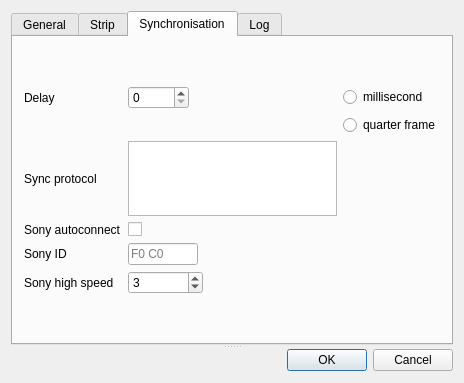
JokerSync/Joker, file app/Joker/PreferencesDialog.ui: the form before one commit.
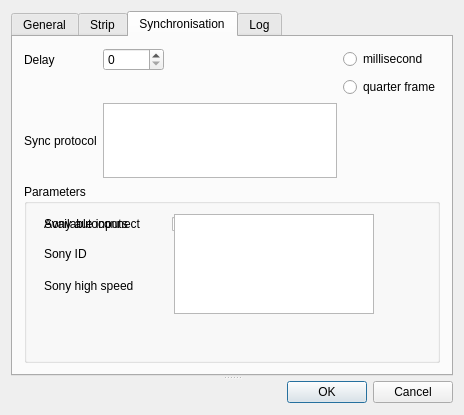
The form after the commit. The open tabs and pages were chosen to show the change.

Patch:
```diff
--- a/app/Joker/PreferencesDialog.ui
+++ b/app/Joker/PreferencesDialog.ui
@@ -7,7 +7,7 @@
     <x>0</x>
     <y>0</y>
     <width>464</width>
-    <height>383</height>
+    <height>415</height>
    </rect>
   </property>
   <property name="windowTitle">
@@ -24,7 +24,7 @@
      </property>
      <widget class="QTabWidget" name="tabWidget">
       <property name="currentIndex">
-       <number>0</number>
+       <number>2</number>
       </property>
       <widget class="QWidget" name="tabGeneral">
        <attribute name="title">
@@ -277,69 +277,10 @@
        <layout class="QVBoxLayout" name="verticalLayout_2">
         <item>
          <layout class="QGridLayout" name="gridLayout">
-          <item row="4" column="0">
-           <widget class="QLabel" name="lblSonyID">
+          <item row="2" column="0">
+           <widget class="QLabel" name="label_5">
             <property name="text">
-             <string>Sony ID</string>
-            </property>
-           </widget>
-          </item>
-          <item row="3" column="1" alignment="Qt::AlignLeft">
-           <widget class="QCheckBox" name="cBoxSonyAutoconnect">
-            <property name="text">
-             <string/>
-            </property>
-           </widget>
-          </item>
-          <item row="4" column="1" alignment="Qt::AlignLeft">
-           <widget class="QLineEdit" name="lineEditSonyID">
-            <property name="maximumSize">
-             <size>
-              <width>70</width>
-              <height>16777215</height>
-             </size>
-            </property>
-            <property name="maxLength">
-             <number>20</number>
-            </property>
-            <property name="placeholderText">
-             <string>F0 C0</string>
-            </property>
-           </widget>
-          </item>
-          <item row="3" column="0">
-           <widget class="QLabel" name="lblSonyAutoconnect">
-            <property name="text">
-             <string>Sony autoconnect</string>
-            </property>
-           </widget>
-          </item>
-          <item row="5" column="1" alignment="Qt::AlignLeft">
-           <widget class="QSpinBox" name="spinBoxSonyHighSpeed">
-            <property name="minimumSize">
-             <size>
-              <width>75</width>
-              <height>0</height>
-             </size>
-            </property>
-            <property name="minimum">
-             <number>1</number>
-            </property>
-            <property name="maximum">
-             <number>100</number>
-            </property>
-            <property name="value">
-             <number>3</number>
-            </property>
-           </widget>
-          </item>
-          <item row="0" column="1" alignment="Qt::AlignLeft">
-           <widget class="QSpinBox" name="spinBoxDelay">
-            <property name="maximum">
-             <number>10000</number>
-            </property>
-            <property name="singleStep">
-             <number>10</number>
+             <string>Sync protocol</string>
             </property>
            </widget>
           </item>
@@ -350,6 +291,13 @@
             </property>
            </widget>
           </item>
+          <item row="0" column="0">
+           <widget class="QLabel" name="lblDelay">
+            <property name="text">
+             <string>Delay</string>
+            </property>
+           </widget>
+          </item>
           <item row="1" column="2">
            <widget class="QRadioButton" name="radioButtonQF">
             <property name="text">
@@ -357,27 +305,6 @@
             </property>
            </widget>
           </item>
-          <item row="5" column="0">
-           <widget class="QLabel" name="lblSonyHighSpeed">
-            <property name="text">
-             <string>Sony high speed</string>
-            </property>
-           </widget>
-          </item>
-          <item row="0" column="0">
-           <widget class="QLabel" name="lblDelay">
-            <property name="text">
-             <string>Delay</string>
-            </property>
-           </widget>
-          </item>
-          <item row="2" column="0">
-           <widget class="QLabel" name="label_5">
-            <property name="text">
-             <string>Sync protocol</string>
-            </property>
-           </widget>
-          </item>
           <item row="2" column="1">
            <widget class="QListWidget" name="listWidgetSync">
             <property name="maximumSize">
@@ -388,6 +315,172 @@
             </property>
            </widget>
           </item>
+          <item row="0" column="1" alignment="Qt::AlignLeft">
+           <widget class="QSpinBox" name="spinBoxDelay">
+            <property name="maximum">
+             <number>10000</number>
+            </property>
+            <property name="singleStep">
+             <number>10</number>
+            </property>
+           </widget>
+          </item>
+          <item row="3" column="0" colspan="3">
+           <widget class="QGroupBox" name="groupBoxSony">
+            <property name="enabled">
+             <bool>true</bool>
+            </property>
+            <property name="minimumSize">
+             <size>
+              <width>100</width>
+              <height>150</height>
+             </size>
+            </property>
+            <property name="title">
+             <string>Parameters</string>
+            </property>
+            <widget class="QLabel" name="lblSonyHighSpeed">
+             <property name="enabled">
+              <bool>true</bool>
+             </property>
+             <property name="geometry">
+              <rect>
+               <x>20</x>
+               <y>90</y>
+               <width>114</width>
+               <height>24</height>
+              </rect>
+             </property>
+             <property name="text">
+              <string>Sony high speed</string>
+             </property>
+            </widget>
+            <widget class="QLineEdit" name="lineEditSonyID">
+             <property name="enabled">
+              <bool>true</bool>
+             </property>
+             <property name="geometry">
+              <rect>
+               <x>150</x>
+               <y>59</y>
+               <width>70</width>
+               <height>21</height>
+              </rect>
+             </property>
+             <property name="maximumSize">
+              <size>
+               <width>70</width>
+               <height>16777215</height>
+              </size>
+             </property>
+             <property name="maxLength">
+              <number>20</number>
+             </property>
+             <property name="placeholderText">
+              <string>F0 C0</string>
+             </property>
+            </widget>
+            <widget class="QLabel" name="lblSonyAutoconnect">
+             <property name="enabled">
+              <bool>true</bool>
+             </property>
+             <property name="geometry">
+              <rect>
+               <x>20</x>
+               <y>30</y>
+               <width>114</width>
+               <height>19</height>
+              </rect>
+             </property>
+             <property name="text">
+              <string>Sony autoconnect</string>
+             </property>
+            </widget>
+            <widget class="QLabel" name="lblSonyID">
+             <property name="enabled">
+              <bool>true</bool>
+             </property>
+             <property name="geometry">
+              <rect>
+               <x>20</x>
+               <y>59</y>
+               <width>114</width>
+               <height>21</height>
+              </rect>
+             </property>
+             <property name="text">
+              <string>Sony ID</string>
+             </property>
+            </widget>
+            <widget class="QCheckBox" name="cBoxSonyAutoconnect">
+             <property name="enabled">
+              <bool>true</bool>
+             </property>
+             <property name="geometry">
+              <rect>
+               <x>148</x>
+               <y>31</y>
+               <width>19</width>
+               <height>18</height>
+              </rect>
+             </property>
+             <property name="text">
+              <string/>
+             </property>
+            </widget>
+            <widget class="QSpinBox" name="spinBoxSonyHighSpeed">
+             <property name="enabled">
+              <bool>true</bool>
+             </property>
+             <property name="geometry">
+              <rect>
+               <x>150</x>
+               <y>90</y>
+               <width>75</width>
+               <height>24</height>
+              </rect>
+             </property>
+             <property name="minimumSize">
+              <size>
+               <width>75</width>
+               <height>0</height>
+              </size>
+             </property>
+             <property name="minimum">
+              <number>1</number>
+             </property>
+             <property name="maximum">
+              <number>100</number>
+             </property>
+             <property name="value">
+              <number>3</number>
+             </property>
+            </widget>
+            <widget class="QLabel" name="lblInputs">
+             <property name="geometry">
+              <rect>
+               <x>20</x>
+               <y>30</y>
+               <width>121</width>
+               <height>19</height>
+              </rect>
+             </property>
+             <property name="text">
+              <string>Available inputs</string>
+             </property>
+            </widget>
+            <widget class="QListWidget" name="listWidgetInputs">
+             <property name="geometry">
+              <rect>
+               <x>150</x>
+               <y>30</y>
+               <width>200</width>
+               <height>100</height>
+              </rect>
+             </property>
+            </widget>
+           </widget>
+          </item>
          </layout>
         </item>
        </layout>
```
